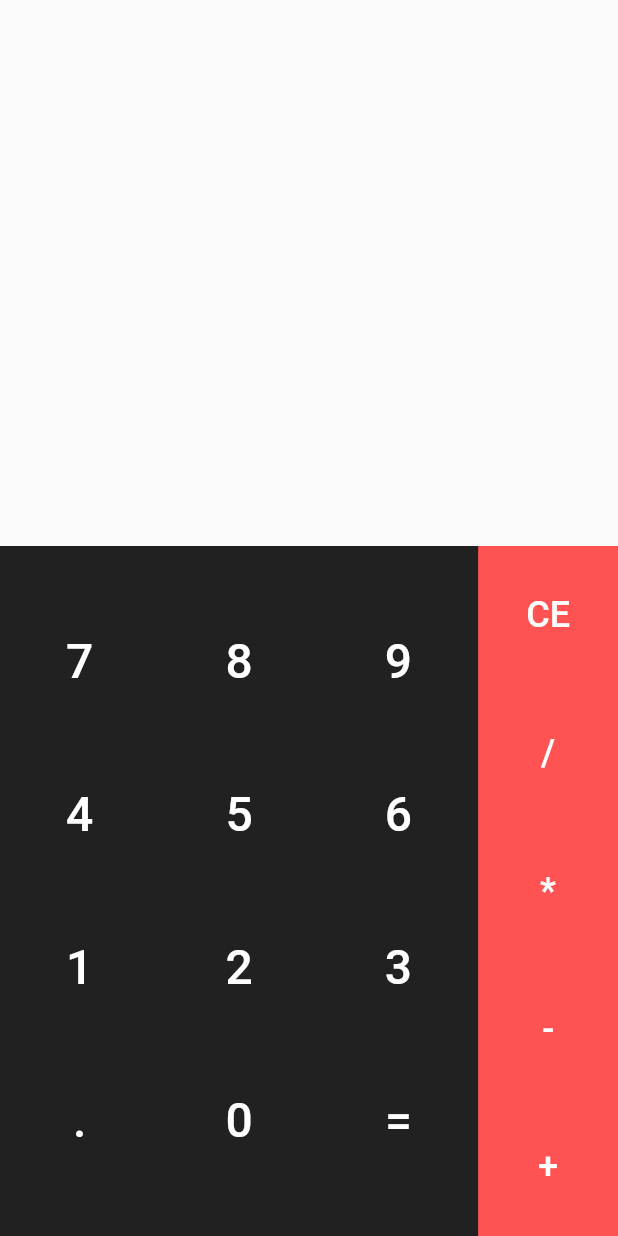
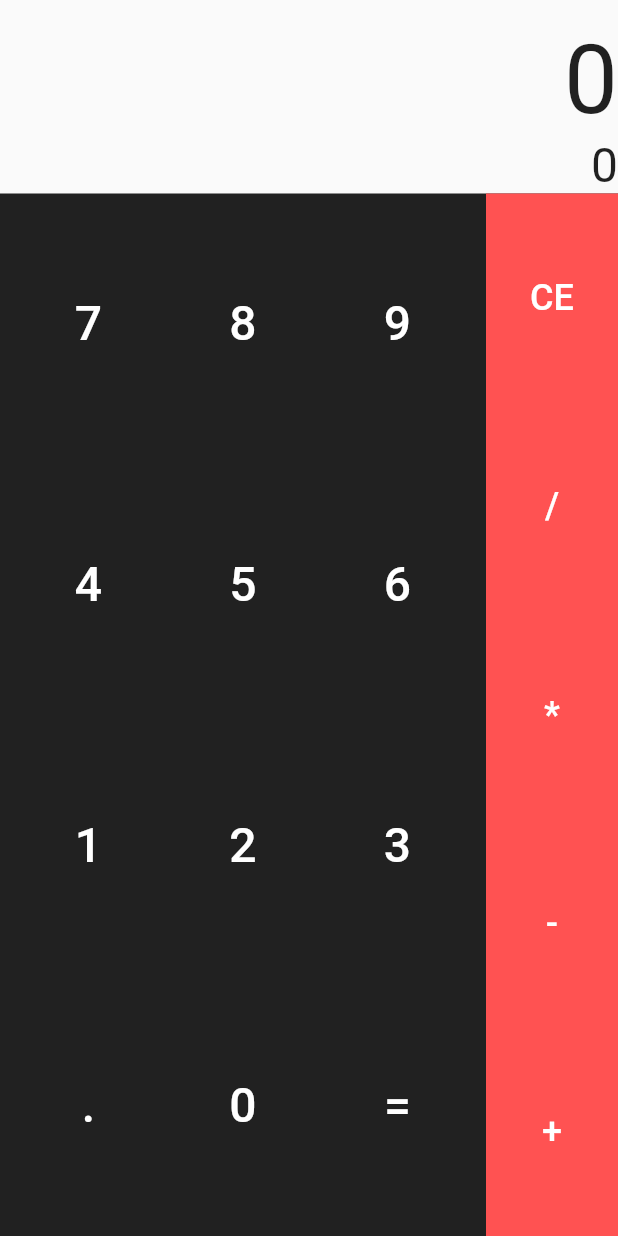
Before and after one commit to mobileappdevhm/calc-hmkrivoj, a Flutter app: the screen it shows after launch, on a phone screen of 412 x 824 dp. Run offline on Flutter 3.47's test engine with Material 2 defaults, Android fonts, the phone set to English and light mode, and no system bars; our stand-ins replace math_expressions.

Commit message:
Changed application layout -> works now with landscape mode, Changed single line display to double line display, Added functionality to remaining buttons, Added long press function for CE button, Abolished own class for calculations -> instead using math_expressions.dart

```diff
--- a/lib/calculation.dart
+++ /dev/null
@@ -1,16 +0,0 @@
-class Calculation {
-  // TODO automaten zeichnen
-  // TODO private machen
-  String calculation = '';
-  void append(int digit) {
-    calculation += digit.toString();
-  }
-  void remove() {
-    calculation = calculation.substring(0, calculation.length - 1);
-  }
-
-}
-
-enum CalculationState {
-  PLUSMINUS, FLOAT, INTEGER, MULDIV,
-}
--- a/lib/main.dart
+++ b/lib/main.dart
@@ -1,16 +1,16 @@
 import 'package:flutter/material.dart';
-import 'calculation.dart';
+import 'package:math_expressions/math_expressions.dart';
 
 void main() => runApp(new MyApp());
 
 class MyApp extends StatelessWidget {
-  // This widget is the root of your application.
+
   @override
   Widget build(BuildContext context) {
     return new MaterialApp(
         title: 'Calculator',
         theme: new ThemeData(
-          primarySwatch: Colors.blue,
+          primarySwatch: Colors.red,
         ),
         home: new Scaffold(
             body: new Calculator()
@@ -21,112 +21,183 @@ class MyApp extends StatelessWidget {
 
 class Calculator extends StatefulWidget {
   @override
-  CalculatorState createState() => new CalculatorState();
-
+  _CalculatorState createState() => new _CalculatorState();
 }
 
-class CalculatorState extends State<Calculator> {
+class _CalculatorState extends State<Calculator> implements CalcKeyboardListener {
 
-  Calculation _calculation = new Calculation();
-
-  final _display = const TextStyle(fontSize: 48.0);
-  final _buttonLeft = const TextStyle(fontSize: 32.0, color: Colors.white);
-  final _buttonRight = const TextStyle(fontSize: 24.0, color: Colors.white);
+  var _input = '0';
+  var _preview = '0';
 
   @override
   Widget build(BuildContext context) {
-    return new Column(
-      children: <Widget>[
-        new Container(
-          child: new Row(
-            children: <Widget>[
-              new Text(_calculation.calculation, style: _display,)
-            ],
-          ),
-          padding: new EdgeInsets.only(left: 8.0, right: 8.0, top: 32.0, bottom: 8.0),
-        ),
-        new Container(
+    return new Column(children: <Widget>[
+      new CalcDisplay(_input, _preview),
+      new CalcKeyboard(this)
+    ],);
+  }
+
+  @override
+  void append(String s) {
+    print('$s pressed');
+    setState(() {
+      if (_input == '0' && s != '.') {
+        _input = s;
+      } else {
+        _input += s;
+      }
+      _updatePreview();
+    });
+  }
+
+  @override
+  void eval() {
+    setState(() {
+      _input = _preview;
+      if (_input == 'Infinity') _input = '0';
+      _updatePreview();
+    });
+  }
+
+  @override
+  void remove() {
+    setState(() {
+      if (_input.length <= 1) _input = '0';
+      else _input = _input.substring(0, _input.length - 1);
+      _updatePreview();
+    });
+  }
+
+  @override
+  void reset() {
+    setState(() {
+      _input = '0';
+      _updatePreview();
+    });
+  }
+
+  void _updatePreview() {
+    Parser parser = new Parser();
+    try {
+      num result = parser.parse(_input).evaluate(EvaluationType.REAL, null);
+      _preview = result.toString();
+    } catch (exception) {
+      // Do nothing
+    }
+  }
+}
+
+class CalcDisplay extends StatelessWidget {
+
+  final TextStyle _big = new TextStyle(fontSize: 64.0);
+  final TextStyle _small = new TextStyle(fontSize: 32.0);
+
+  final String _input;
+  final String _preview;
+
+  CalcDisplay(this._input, this._preview);
+
+  @override
+  Widget build(BuildContext context) {
+    return new Padding(
+      padding: new EdgeInsets.only(top: 16.0),
+      child: new Column(children: <Widget>[
+        new Align(child: new SingleChildScrollView(
+          scrollDirection: Axis.horizontal,
+          child: new Text(_input, style: _big,),
+        ), alignment: Alignment.centerRight,),
+        new Align(alignment: Alignment.centerRight,
+          child: new Text(_preview, style: _small,),)
+      ],),
+    );
+  }
+}
+
+abstract class CalcKeyboardListener {
+  void append(String s);
+  void remove();
+  void reset();
+  void eval();
+}
+
+class CalcKeyboard extends StatelessWidget {
+
+  final TextStyle _left = new TextStyle(color: Colors.white, fontSize: 32.0);
+  final TextStyle _right = new TextStyle(color: Colors.white, fontSize: 24.0);
+
+  final CalcKeyboardListener _listener;
+
+  CalcKeyboard(this._listener);
+
+  @override
+  Widget build(BuildContext context) {
+    return new Expanded(child: new Material(
+      color: Colors.black87,
       child: new Row(
         children: <Widget>[
           new Expanded(
-                child: new Container(
             child: new Column(
               children: <Widget>[
-                      new Row(
-                        children: <Widget>[
-                          new MyCustomButton('7', () {setState(() {_calculation.append(7);});}, _buttonLeft),
-                          new MyCustomButton('8', null, _buttonLeft),
-                          new MyCustomButton('9', null, _buttonLeft),
-                        ],
-                        mainAxisAlignment: MainAxisAlignment.spaceAround,
-                      ),
-                      new Row(
-                        children: <Widget>[
-                          new MyCustomButton('4', null, _buttonLeft),
-                          new MyCustomButton('5', null, _buttonLeft),
-                          new MyCustomButton('6', null, _buttonLeft),
-                        ],
-                        mainAxisAlignment: MainAxisAlignment.spaceAround,
-                      ),
-                      new Row(
-                        children: <Widget>[
-                          new MyCustomButton('1', null, _buttonLeft),
-                          new MyCustomButton('2', null, _buttonLeft),
-                          new MyCustomButton('3', null, _buttonLeft),
-                        ],
-                        mainAxisAlignment: MainAxisAlignment.spaceAround,
-                      ),
-                      new Row(
-                        children: <Widget>[
-                          new MyCustomButton('.', null, _buttonLeft),
-                          new MyCustomButton('0', null, _buttonLeft),
-                          new MyCustomButton('=', null, _buttonLeft),
-                        ],
-                        mainAxisAlignment: MainAxisAlignment.spaceAround,
-                      )
+                new Row(children: <Widget>[
+                  new CalcButton(() {_listener.append('7');}, _left, '7'),
+                  new CalcButton(() {_listener.append('8');}, _left, '8'),
+                  new CalcButton(() {_listener.append('9');}, _left, '9')
+                ], mainAxisAlignment: MainAxisAlignment.spaceEvenly,),
+                new Row(children: <Widget>[
+                  new CalcButton(() {_listener.append('4');}, _left, '4'),
+                  new CalcButton(() {_listener.append('5');}, _left, '5'),
+                  new CalcButton(() {_listener.append('6');}, _left, '6')
+                ], mainAxisAlignment: MainAxisAlignment.spaceEvenly,),
+                new Row(children: <Widget>[
+                  new CalcButton(() {_listener.append('1');}, _left, '1'),
+                  new CalcButton(() {_listener.append('2');}, _left, '2'),
+                  new CalcButton(() {_listener.append('3');}, _left, '3')
+                ], mainAxisAlignment: MainAxisAlignment.spaceEvenly,),
+                new Row(children: <Widget>[
+                  new CalcButton(() {_listener.append('.');}, _left, '.'),
+                  new CalcButton(() {_listener.append('0');}, _left, '0'),
+                  new CalcButton(() {_listener.eval();}, _left, '=')
+                ], mainAxisAlignment: MainAxisAlignment.spaceEvenly,),
               ],
               mainAxisAlignment: MainAxisAlignment.spaceAround,
             ),
           ),
-              ),
-              new Container(
+          new Material(
             child: new Column(
               children: <Widget>[
-                    new MyCustomButton('CE', _calculation.remove, _buttonRight),
-                    new MyCustomButton('/', null, _buttonRight),
-                    new MyCustomButton('*', null, _buttonRight),
-                    new MyCustomButton('-', null, _buttonRight),
-                    new MyCustomButton('+', null, _buttonRight)
+                new GestureDetector(
+                  child: new CalcButton(() {_listener.remove();}, _right, 'CE'),
+                  onLongPress: () => _listener.reset(),
+                ),
+                new CalcButton(() {_listener.append('/');}, _right, '/'),
+                new CalcButton(() {_listener.append('*');}, _right, '*'),
+                new CalcButton(() {_listener.append('-');}, _right, '-'),
+                new CalcButton(() {_listener.append('+');}, _right, '+'),
               ],
               mainAxisAlignment: MainAxisAlignment.spaceAround,
             ),
             color: Colors.redAccent,
-              )
+          ),
         ],
       ),
-          color: Colors.black87,
-        )
-      ],
-      mainAxisAlignment: MainAxisAlignment.spaceBetween,
-    );
+    ));
+  }
 }
 
-}
+class CalcButton extends StatelessWidget {
 
-class MyCustomButton extends StatelessWidget {
+  final _onPressed;
+  final _label;
+  final _style;
 
-  final String _text;
-  final _onPressed;
-  final TextStyle _style;
-
-  MyCustomButton(this._text, this._onPressed, this._style);
+  CalcButton(this._onPressed, this._style, this._label);
 
   @override
   Widget build(BuildContext context) {
     return new FlatButton(
-      padding: new EdgeInsets.all(32.0),
+      padding: new EdgeInsets.only(top: 12.0, bottom: 12.0),
       onPressed: _onPressed,
-      child: new Text(_text, style: _style));
+      child: new Text(_label, style: _style,),
+    );
   }
-
 }
--- a/pubspec.yaml
+++ b/pubspec.yaml
@@ -8,6 +8,7 @@ dependencies:
   # The following adds the Cupertino Icons font to your application.
   # Use with the CupertinoIcons class for iOS style icons.
   cupertino_icons: ^0.1.0
+  math_expressions: ^0.3.0
 
 dev_dependencies:
   flutter_test:
```
Also changed, not shown: pubspec.lock. Lines whose indentation alone changed are shown as unchanged.
